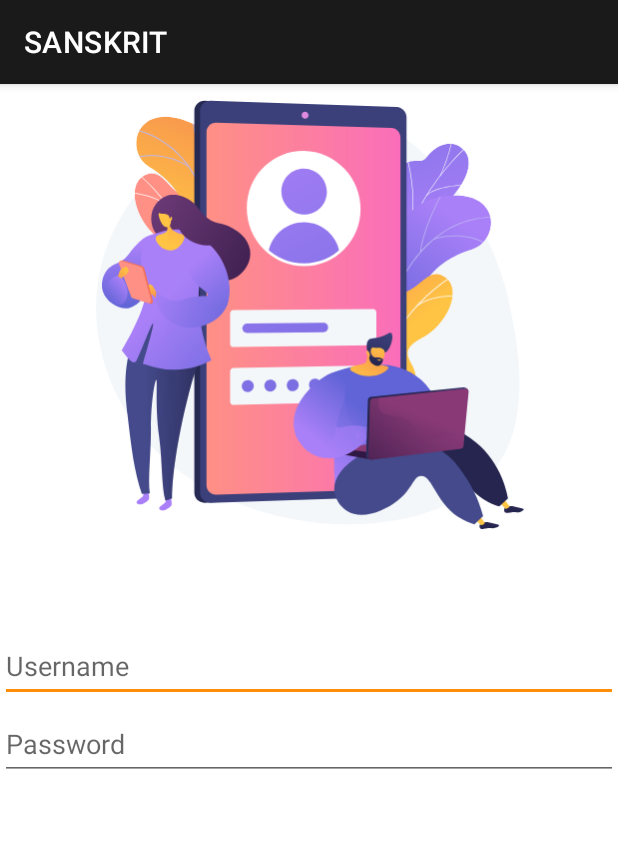
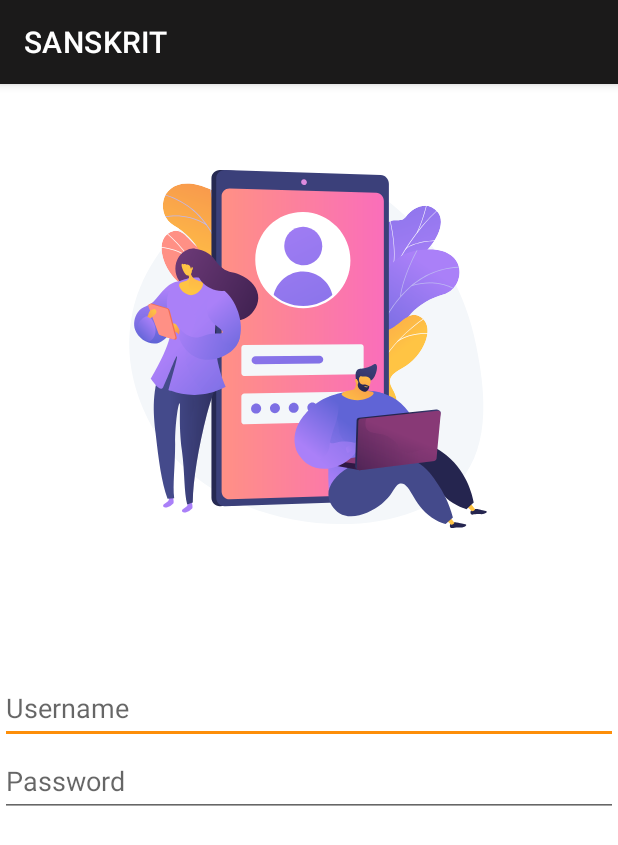
Before and after one commit to skmodi649/Sanskrit, an Android app: the screen it shows after launch (Login_Activity), on a phone screen of 412 x 824 dp. Shown: the top 845 px of the screen. Run offline under Robolectric (Android 15) with nearby library versions, the phone set to English and light mode, and no system bars.

```diff
--- a/app/src/main/res/layout/activity_login.xml
+++ b/app/src/main/res/layout/activity_login.xml
@@ -8,22 +8,22 @@
 
     <com.airbnb.lottie.LottieAnimationView
         android:id="@+id/mainAnimation"
-        android:layout_width="0dp"
-        android:layout_height="0dp"
+        android:layout_width="368dp"
+        android:layout_height="262dp"
         android:layout_gravity="center"
         android:layout_marginStart="24dp"
         android:layout_marginLeft="24dp"
+        android:layout_marginTop="48dp"
         android:layout_marginEnd="24dp"
         android:layout_marginRight="24dp"
-        android:layout_marginBottom="50dp"
         android:background="@drawable/color_white"
         android:scaleType="centerInside"
         app:layout_constraintBottom_toTopOf="@+id/username"
         app:layout_constraintEnd_toEndOf="parent"
-        app:layout_constraintHorizontal_bias="0.0"
+        app:layout_constraintHorizontal_bias="1.0"
         app:layout_constraintStart_toStartOf="parent"
         app:layout_constraintTop_toTopOf="parent"
-        app:layout_constraintVertical_bias="1.0"
+        app:layout_constraintVertical_bias="0.0"
         app:lottie_autoPlay="true"
         app:lottie_loop="true"
         app:lottie_rawRes="@raw/profilea"
@@ -33,13 +33,13 @@
         android:id="@+id/username"
         android:layout_width="match_parent"
         android:layout_height="wrap_content"
-        android:layout_marginBottom="356dp"
+        android:layout_marginBottom="328dp"
         android:hint="Username"
         android:minHeight="48dp"
         android:padding="4dp"
         app:layout_constraintBottom_toBottomOf="parent"
         app:layout_constraintEnd_toEndOf="parent"
-        app:layout_constraintHorizontal_bias="0.263"
+        app:layout_constraintHorizontal_bias="0.0"
         app:layout_constraintStart_toStartOf="parent" />
 
     <EditText
@@ -55,6 +55,7 @@
         app:layout_constraintEnd_toEndOf="parent"
         app:layout_constraintHorizontal_bias="0.0"
         app:layout_constraintStart_toStartOf="parent"
-        app:layout_constraintTop_toBottomOf="@+id/username" />
+        app:layout_constraintTop_toBottomOf="@+id/username"
+        app:layout_constraintVertical_bias="0.142" />
 
 </androidx.constraintlayout.widget.ConstraintLayout>
```
